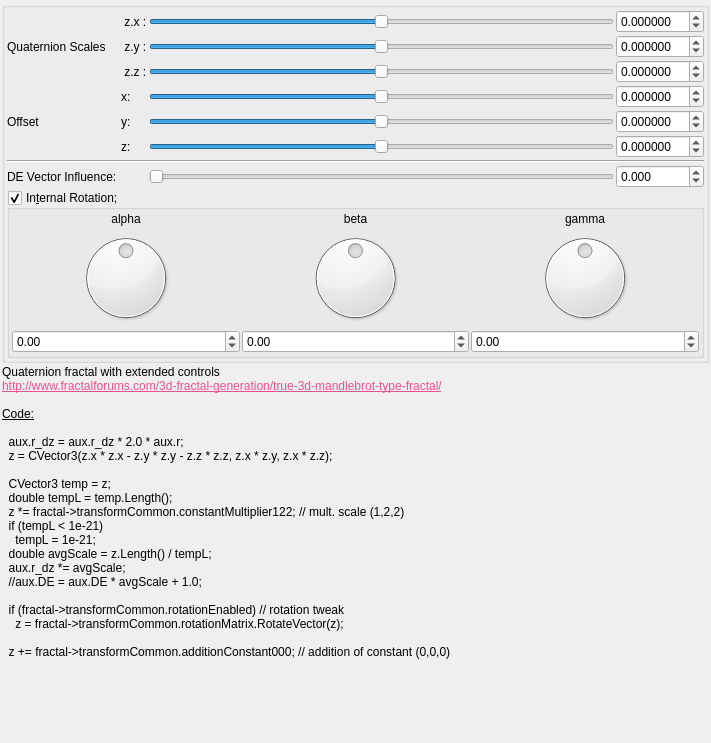
buddhi1980/mandelbulber2, file mandelbulber2/qt_data/fractal_quaternion3D.ui: the form before one commit.
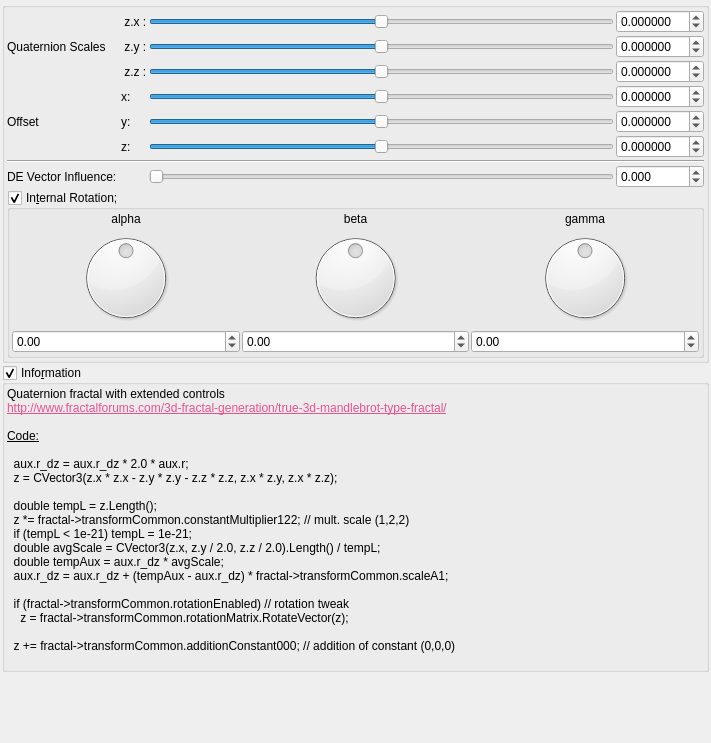
The form after the commit. Custom widgets are drawn as their Qt base class.

Commit message: Corrected DE calculation for Quaternion3DE. Added example for Quaternion formula.

```diff
--- a/mandelbulber2/qt_data/fractal_quaternion3D.ui
+++ b/mandelbulber2/qt_data/fractal_quaternion3D.ui
@@ -677,7 +677,34 @@
     </widget>
    </item>
    <item>
-    <widget class="QLabel" name="label_4">
+    <widget class="MyGroupBox" name="groupCheck_info">
+     <property name="title">
+      <string>Info&amp;rmation</string>
+     </property>
+     <property name="flat">
+      <bool>false</bool>
+     </property>
+     <property name="checkable">
+      <bool>true</bool>
+     </property>
+     <layout class="QVBoxLayout" name="verticalLayout_2">
+      <property name="spacing">
+       <number>2</number>
+      </property>
+      <property name="leftMargin">
+       <number>2</number>
+      </property>
+      <property name="topMargin">
+       <number>2</number>
+      </property>
+      <property name="rightMargin">
+       <number>2</number>
+      </property>
+      <property name="bottomMargin">
+       <number>2</number>
+      </property>
+      <item>
+       <widget class="QLabel" name="label_5">
      <property name="layoutDirection">
       <enum>Qt::RightToLeft</enum>
      </property>
@@ -694,14 +721,12 @@
 &lt;p style=&quot; margin-top:0px; margin-bottom:0px; margin-left:0px; margin-right:0px; -qt-block-indent:0; text-indent:0px;&quot;&gt;  aux.r_dz = aux.r_dz * 2.0 * aux.r;&lt;/p&gt;
 &lt;p style=&quot; margin-top:0px; margin-bottom:0px; margin-left:0px; margin-right:0px; -qt-block-indent:0; text-indent:0px;&quot;&gt;  z = CVector3(z.x * z.x - z.y * z.y - z.z * z.z, z.x * z.y, z.x * z.z);&lt;/p&gt;
 &lt;p style=&quot;-qt-paragraph-type:empty; margin-top:0px; margin-bottom:0px; margin-left:0px; margin-right:0px; -qt-block-indent:0; text-indent:0px;&quot;&gt;&lt;br /&gt;&lt;/p&gt;
-&lt;p style=&quot; margin-top:0px; margin-bottom:0px; margin-left:0px; margin-right:0px; -qt-block-indent:0; text-indent:0px;&quot;&gt;  CVector3 temp = z;&lt;/p&gt;
-&lt;p style=&quot; margin-top:0px; margin-bottom:0px; margin-left:0px; margin-right:0px; -qt-block-indent:0; text-indent:0px;&quot;&gt;  double tempL = temp.Length();&lt;/p&gt;
+&lt;p style=&quot; margin-top:0px; margin-bottom:0px; margin-left:0px; margin-right:0px; -qt-block-indent:0; text-indent:0px;&quot;&gt;  double tempL = z.Length();&lt;/p&gt;
 &lt;p style=&quot; margin-top:0px; margin-bottom:0px; margin-left:0px; margin-right:0px; -qt-block-indent:0; text-indent:0px;&quot;&gt;  z *= fractal-&amp;gt;transformCommon.constantMultiplier122; // mult. scale (1,2,2)&lt;/p&gt;
-&lt;p style=&quot; margin-top:0px; margin-bottom:0px; margin-left:0px; margin-right:0px; -qt-block-indent:0; text-indent:0px;&quot;&gt;  if (tempL &amp;lt; 1e-21)&lt;/p&gt;
-&lt;p style=&quot; margin-top:0px; margin-bottom:0px; margin-left:0px; margin-right:0px; -qt-block-indent:0; text-indent:0px;&quot;&gt;    tempL = 1e-21;&lt;/p&gt;
-&lt;p style=&quot; margin-top:0px; margin-bottom:0px; margin-left:0px; margin-right:0px; -qt-block-indent:0; text-indent:0px;&quot;&gt;  double avgScale = z.Length() / tempL;&lt;/p&gt;
-&lt;p style=&quot; margin-top:0px; margin-bottom:0px; margin-left:0px; margin-right:0px; -qt-block-indent:0; text-indent:0px;&quot;&gt;  aux.r_dz *= avgScale;&lt;/p&gt;
-&lt;p style=&quot; margin-top:0px; margin-bottom:0px; margin-left:0px; margin-right:0px; -qt-block-indent:0; text-indent:0px;&quot;&gt;  //aux.DE = aux.DE * avgScale + 1.0;&lt;/p&gt;
+&lt;p style=&quot; margin-top:0px; margin-bottom:0px; margin-left:0px; margin-right:0px; -qt-block-indent:0; text-indent:0px;&quot;&gt;  if (tempL &amp;lt; 1e-21) tempL = 1e-21;&lt;/p&gt;
+&lt;p style=&quot; margin-top:0px; margin-bottom:0px; margin-left:0px; margin-right:0px; -qt-block-indent:0; text-indent:0px;&quot;&gt;  double avgScale = CVector3(z.x, z.y / 2.0, z.z / 2.0).Length() / tempL;&lt;/p&gt;
+&lt;p style=&quot; margin-top:0px; margin-bottom:0px; margin-left:0px; margin-right:0px; -qt-block-indent:0; text-indent:0px;&quot;&gt;  double tempAux = aux.r_dz * avgScale;&lt;/p&gt;
+&lt;p style=&quot; margin-top:0px; margin-bottom:0px; margin-left:0px; margin-right:0px; -qt-block-indent:0; text-indent:0px;&quot;&gt;  aux.r_dz = aux.r_dz + (tempAux - aux.r_dz) * fractal-&amp;gt;transformCommon.scaleA1;&lt;/p&gt;
 &lt;p style=&quot;-qt-paragraph-type:empty; margin-top:0px; margin-bottom:0px; margin-left:0px; margin-right:0px; -qt-block-indent:0; text-indent:0px;&quot;&gt;&lt;br /&gt;&lt;/p&gt;
 &lt;p style=&quot; margin-top:0px; margin-bottom:0px; margin-left:0px; margin-right:0px; -qt-block-indent:0; text-indent:0px;&quot;&gt;  if (fractal-&amp;gt;transformCommon.rotationEnabled) // rotation tweak&lt;/p&gt;
 &lt;p style=&quot; margin-top:0px; margin-bottom:0px; margin-left:0px; margin-right:0px; -qt-block-indent:0; text-indent:0px;&quot;&gt;    z = fractal-&amp;gt;transformCommon.rotationMatrix.RotateVector(z);&lt;/p&gt;
@@ -718,6 +743,9 @@
      <property name="textInteractionFlags">
       <set>Qt::LinksAccessibleByMouse|Qt::TextSelectableByMouse</set>
      </property>
+       </widget>
+      </item>
+     </layout>
     </widget>
    </item>
    <item>
```
Lines whose indentation alone changed are shown as unchanged. The commit also changes 2 other files.
